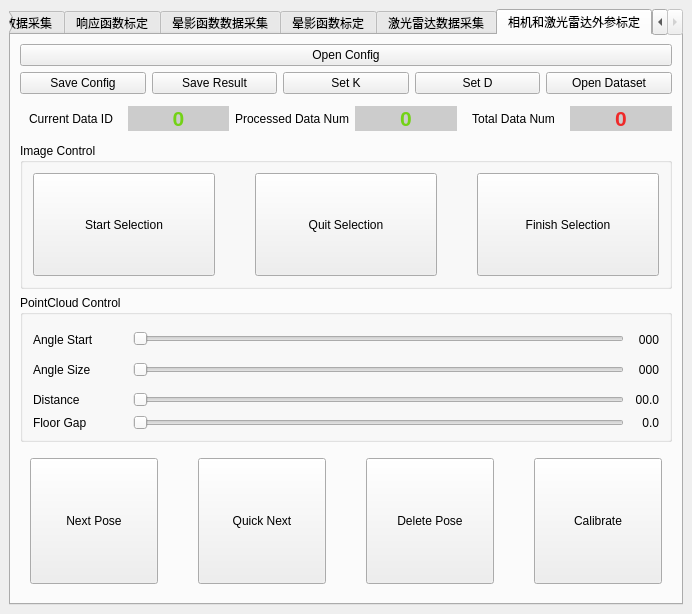
First picture: the form in src/mainwindow.ui, repository KangJialiang/Data-Platform, before the edit.
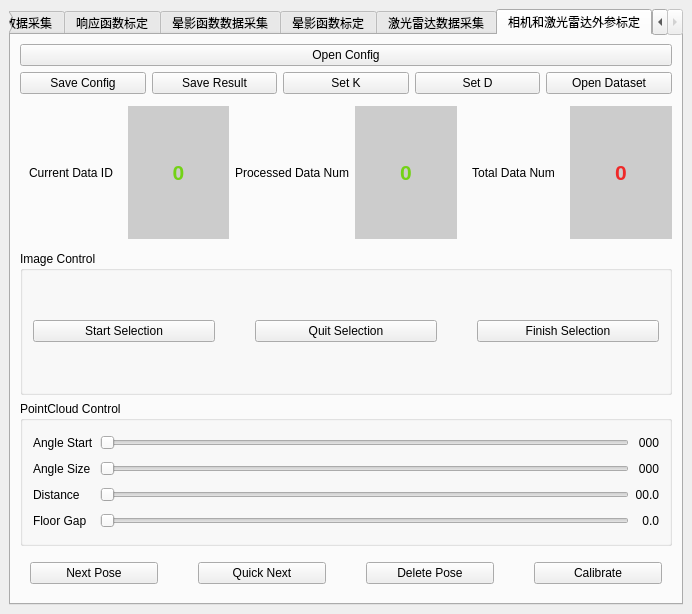
Second picture: the form after the edit. The open tabs and pages were chosen to show the change.

What changed in the file:
```diff
--- a/src/mainwindow.ui
+++ b/src/mainwindow.ui
@@ -884,123 +884,30 @@
         <string>相机和激光雷达外参标定</string>
        </attribute>
        <layout class="QGridLayout" name="gridLayout_6">
-        <item row="0" column="0">
-         <widget class="QPushButton" name="Open_Config_Button">
-          <property name="enabled">
-           <bool>true</bool>
-          </property>
-          <property name="text">
-           <string>Open Config</string>
-          </property>
-         </widget>
-        </item>
-        <item row="5" column="0">
-         <widget class="QGroupBox" name="image_group">
-          <property name="title">
-           <string>Image Control</string>
-          </property>
-          <layout class="QHBoxLayout" name="horizontalLayout_8">
-           <property name="spacing">
-            <number>40</number>
-           </property>
-           <property name="leftMargin">
-            <number>10</number>
-           </property>
-           <property name="topMargin">
-            <number>10</number>
-           </property>
-           <property name="rightMargin">
-            <number>10</number>
-           </property>
-           <property name="bottomMargin">
-            <number>10</number>
-           </property>
-           <item>
-            <widget class="QPushButton" name="pick_points_start">
-             <property name="enabled">
-              <bool>true</bool>
-             </property>
-             <property name="sizePolicy">
-              <sizepolicy hsizetype="Minimum" vsizetype="Expanding">
-               <horstretch>0</horstretch>
-               <verstretch>0</verstretch>
-              </sizepolicy>
-             </property>
-             <property name="text">
-              <string>Start Selection</string>
-             </property>
-            </widget>
-           </item>
-           <item>
-            <widget class="QPushButton" name="pick_points_quit">
-             <property name="enabled">
-              <bool>true</bool>
-             </property>
-             <property name="sizePolicy">
-              <sizepolicy hsizetype="Minimum" vsizetype="Expanding">
-               <horstretch>0</horstretch>
-               <verstretch>0</verstretch>
-              </sizepolicy>
-             </property>
-             <property name="text">
-              <string>Quit Selection</string>
-             </property>
-            </widget>
-           </item>
-           <item>
-            <widget class="QPushButton" name="pick_points_end">
-             <property name="enabled">
-              <bool>true</bool>
-             </property>
-             <property name="sizePolicy">
-              <sizepolicy hsizetype="Minimum" vsizetype="Expanding">
-               <horstretch>0</horstretch>
-               <verstretch>0</verstretch>
-              </sizepolicy>
-             </property>
-             <property name="text">
-              <string>Finish Selection</string>
-             </property>
-            </widget>
-           </item>
-          </layout>
-         </widget>
-        </item>
-        <item row="6" column="0">
+        <item row="8" column="0">
          <widget class="QGroupBox" name="pointcloud_group">
           <property name="title">
            <string>PointCloud Control</string>
           </property>
-          <layout class="QGridLayout" name="gridLayout_8" rowstretch="1,0,0,0,0" columnstretch="1,0,0,0">
+          <layout class="QGridLayout" name="gridLayout_8">
            <property name="leftMargin">
             <number>10</number>
            </property>
            <property name="rightMargin">
             <number>10</number>
            </property>
-           <property name="spacing">
-            <number>0</number>
-           </property>
+           <item row="0" column="3">
+            <widget class="QLabel" name="angle_start_text">
+             <property name="text">
+              <string>000</string>
+             </property>
+             <property name="alignment">
+              <set>Qt::AlignRight|Qt::AlignTrailing|Qt::AlignVCenter</set>
+             </property>
+            </widget>
+           </item>
            <item row="0" column="0">
             <widget class="QLabel" name="angle_start_label">
-             <property name="sizePolicy">
-              <sizepolicy hsizetype="Preferred" vsizetype="Expanding">
-               <horstretch>0</horstretch>
-               <verstretch>0</verstretch>
-              </sizepolicy>
-             </property>
-             <property name="minimumSize">
-              <size>
-               <width>100</width>
-               <height>0</height>
-              </size>
-             </property>
-             <property name="maximumSize">
-              <size>
-               <width>100</width>
-               <height>16777215</height>
-              </size>
-             </property>
              <property name="text">
               <string>Angle Start</string>
              </property>
@@ -1009,20 +916,28 @@
              </property>
             </widget>
            </item>
-           <item row="3" column="3">
+           <item row="0" column="1">
+            <widget class="QSlider" name="angle_start_slide">
+             <property name="maximum">
+              <number>360</number>
+             </property>
+             <property name="orientation">
+              <enum>Qt::Horizontal</enum>
+             </property>
+            </widget>
+           </item>
+           <item row="4" column="3">
+            <widget class="QLabel" name="angle_size_text">
+             <property name="text">
+              <string>000</string>
+             </property>
+             <property name="alignment">
+              <set>Qt::AlignRight|Qt::AlignTrailing|Qt::AlignVCenter</set>
+             </property>
+            </widget>
+           </item>
+           <item row="8" column="3">
             <widget class="QLabel" name="distance_text">
-             <property name="minimumSize">
-              <size>
-               <width>35</width>
-               <height>0</height>
-              </size>
-             </property>
-             <property name="maximumSize">
-              <size>
-               <width>40</width>
-               <height>16777215</height>
-              </size>
-             </property>
              <property name="text">
               <string>00.0</string>
              </property>
@@ -1031,7 +946,7 @@
              </property>
             </widget>
            </item>
-           <item row="4" column="3">
+           <item row="11" column="3">
             <widget class="QLabel" name="floor_gap_text">
              <property name="text">
               <string>0.0</string>
@@ -1041,14 +956,28 @@
              </property>
             </widget>
            </item>
-           <item row="3" column="2">
+           <item row="4" column="1">
+            <widget class="QSlider" name="angle_size_slide">
+             <property name="maximum">
+              <number>360</number>
+             </property>
+             <property name="orientation">
+              <enum>Qt::Horizontal</enum>
+             </property>
+            </widget>
+           </item>
+           <item row="8" column="1">
             <widget class="QSlider" name="distance_slide">
-             <property name="minimumSize">
-              <size>
-               <width>0</width>
-               <height>30</height>
-              </size>
+             <property name="maximum">
+              <number>100</number>
              </property>
+             <property name="orientation">
+              <enum>Qt::Horizontal</enum>
+             </property>
+            </widget>
+           </item>
+           <item row="11" column="1">
+            <widget class="QSlider" name="floor_gap_slide">
              <property name="maximum">
               <number>100</number>
              </property>
@@ -1057,26 +986,8 @@
              </property>
             </widget>
            </item>
-           <item row="3" column="0">
+           <item row="8" column="0">
             <widget class="QLabel" name="angle_start_label_2">
-             <property name="sizePolicy">
-              <sizepolicy hsizetype="Preferred" vsizetype="Expanding">
-               <horstretch>0</horstretch>
-               <verstretch>0</verstretch>
-              </sizepolicy>
-             </property>
-             <property name="minimumSize">
-              <size>
-               <width>100</width>
-               <height>0</height>
-              </size>
-             </property>
-             <property name="maximumSize">
-              <size>
-               <width>100</width>
-               <height>16777215</height>
-              </size>
-             </property>
              <property name="text">
               <string>Distance</string>
              </property>
@@ -1085,81 +996,15 @@
              </property>
             </widget>
            </item>
-           <item row="4" column="0">
+           <item row="11" column="0">
             <widget class="QLabel" name="floor_gap_label">
              <property name="text">
               <string>Floor Gap</string>
              </property>
             </widget>
            </item>
-           <item row="4" column="2">
-            <widget class="QSlider" name="floor_gap_slide">
-             <property name="maximum">
-              <number>100</number>
-             </property>
-             <property name="orientation">
-              <enum>Qt::Horizontal</enum>
-             </property>
-            </widget>
-           </item>
-           <item row="0" column="2">
-            <widget class="QSlider" name="angle_start_slide">
-             <property name="minimumSize">
-              <size>
-               <width>0</width>
-               <height>30</height>
-              </size>
-             </property>
-             <property name="maximum">
-              <number>360</number>
-             </property>
-             <property name="orientation">
-              <enum>Qt::Horizontal</enum>
-             </property>
-            </widget>
-           </item>
-           <item row="0" column="3">
-            <widget class="QLabel" name="angle_start_text">
-             <property name="minimumSize">
-              <size>
-               <width>35</width>
-               <height>0</height>
-              </size>
-             </property>
-             <property name="maximumSize">
-              <size>
-               <width>40</width>
-               <height>16777215</height>
-              </size>
-             </property>
-             <property name="text">
-              <string>000</string>
-             </property>
-             <property name="alignment">
-              <set>Qt::AlignRight|Qt::AlignTrailing|Qt::AlignVCenter</set>
-             </property>
-            </widget>
-           </item>
-           <item row="1" column="0">
+           <item row="4" column="0">
             <widget class="QLabel" name="angle_size_label">
-             <property name="sizePolicy">
-              <sizepolicy hsizetype="Preferred" vsizetype="Expanding">
-               <horstretch>0</horstretch>
-               <verstretch>0</verstretch>
-              </sizepolicy>
-             </property>
-             <property name="minimumSize">
-              <size>
-               <width>100</width>
-               <height>0</height>
-              </size>
-             </property>
-             <property name="maximumSize">
-              <size>
-               <width>100</width>
-               <height>16777215</height>
-              </size>
-             </property>
              <property name="text">
               <string>Angle Size</string>
              </property>
@@ -1168,41 +1013,67 @@
              </property>
             </widget>
            </item>
-           <item row="1" column="2">
-            <widget class="QSlider" name="angle_size_slide">
-             <property name="minimumSize">
-              <size>
-               <width>0</width>
-               <height>30</height>
-              </size>
+          </layout>
+         </widget>
+        </item>
+        <item row="0" column="0">
+         <widget class="QPushButton" name="Open_Config_Button">
+          <property name="enabled">
+           <bool>true</bool>
+          </property>
+          <property name="text">
+           <string>Open Config</string>
+          </property>
+         </widget>
+        </item>
+        <item row="5" column="0">
+         <widget class="QGroupBox" name="image_group">
+          <property name="title">
+           <string>Image Control</string>
+          </property>
+          <layout class="QHBoxLayout" name="horizontalLayout_8">
+           <property name="spacing">
+            <number>40</number>
+           </property>
+           <property name="leftMargin">
+            <number>10</number>
+           </property>
+           <property name="topMargin">
+            <number>10</number>
+           </property>
+           <property name="rightMargin">
+            <number>10</number>
+           </property>
+           <property name="bottomMargin">
+            <number>10</number>
+           </property>
+           <item>
+            <widget class="QPushButton" name="pick_points_start">
+             <property name="enabled">
+              <bool>true</bool>
              </property>
-             <property name="maximum">
-              <number>360</number>
+             <property name="text">
+              <string>Start Selection</string>
              </property>
-             <property name="orientation">
-              <enum>Qt::Horizontal</enum>
-             </property>
             </widget>
            </item>
-           <item row="1" column="3">
-            <widget class="QLabel" name="angle_size_text">
-             <property name="minimumSize">
-              <size>
-               <width>35</width>
-               <height>0</height>
-              </size>
+           <item>
+            <widget class="QPushButton" name="pick_points_quit">
+             <property name="enabled">
+              <bool>true</bool>
              </property>
-             <property name="maximumSize">
-              <size>
-               <width>40</width>
-               <height>16777215</height>
-              </size>
-             </property>
              <property name="text">
-              <string>000</string>
+              <string>Quit Selection</string>
              </property>
-             <property name="alignment">
-              <set>Qt::AlignRight|Qt::AlignTrailing|Qt::AlignVCenter</set>
+            </widget>
+           </item>
+           <item>
+            <widget class="QPushButton" name="pick_points_end">
+             <property name="enabled">
+              <bool>true</bool>
+             </property>
+             <property name="text">
+              <string>Finish Selection</string>
              </property>
             </widget>
            </item>
@@ -1363,7 +1234,7 @@
           </item>
          </layout>
         </item>
-        <item row="7" column="0">
+        <item row="9" column="0">
          <layout class="QHBoxLayout" name="horizontalLayout_9">
           <property name="spacing">
            <number>40</number>
@@ -1386,7 +1257,7 @@
              <bool>true</bool>
             </property>
             <property name="sizePolicy">
-             <sizepolicy hsizetype="Minimum" vsizetype="Expanding">
+             <sizepolicy hsizetype="Minimum" vsizetype="Fixed">
               <horstretch>0</horstretch>
               <verstretch>0</verstretch>
              </sizepolicy>
@@ -1399,7 +1270,7 @@
           <item>
            <widget class="QPushButton" name="quick_next_pose">
             <property name="sizePolicy">
-             <sizepolicy hsizetype="Minimum" vsizetype="Expanding">
+             <sizepolicy hsizetype="Minimum" vsizetype="Fixed">
               <horstretch>0</horstretch>
               <verstretch>0</verstretch>
              </sizepolicy>
@@ -1415,7 +1286,7 @@
              <bool>true</bool>
             </property>
             <property name="sizePolicy">
-             <sizepolicy hsizetype="Minimum" vsizetype="Expanding">
+             <sizepolicy hsizetype="Minimum" vsizetype="Fixed">
               <horstretch>0</horstretch>
               <verstretch>0</verstretch>
              </sizepolicy>
@@ -1431,7 +1302,7 @@
              <bool>true</bool>
             </property>
             <property name="sizePolicy">
-             <sizepolicy hsizetype="Minimum" vsizetype="Expanding">
+             <sizepolicy hsizetype="Minimum" vsizetype="Fixed">
               <horstretch>0</horstretch>
               <verstretch>0</verstretch>
              </sizepolicy>
```
Left out of the diff: 261 changed lines with no effect on the pictures.
